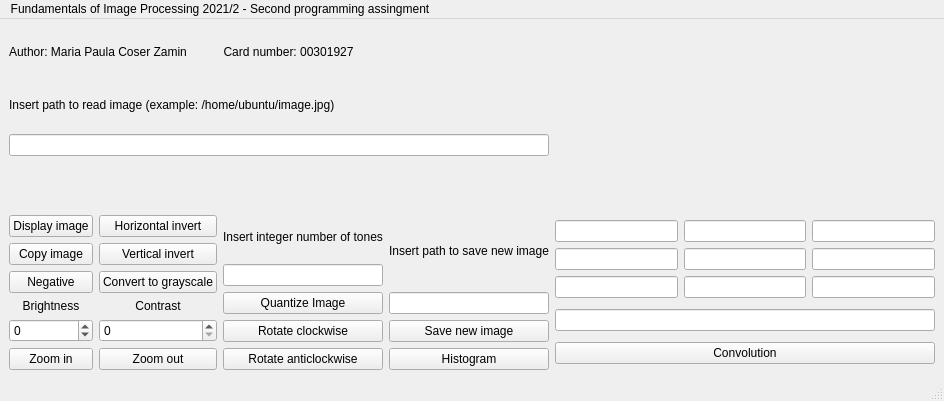
Before: the Qt Designer form mainwindow.ui in mpaulazamin/Trabalho2_FPI_Maria_Paula_Zamin, drawn with Qt 5.
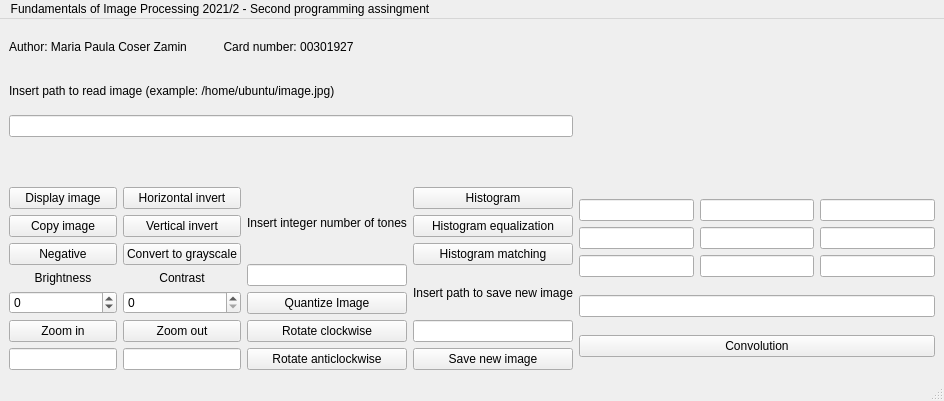
After: the same form once the commit is applied.

Commit message: adding histograms functions

The edit to the form file:
```diff
--- a/mainwindow.ui
+++ b/mainwindow.ui
@@ -111,6 +111,13 @@
           </property>
          </widget>
         </item>
+        <item>
+         <widget class="QLineEdit" name="lineEditZoomIn">
+          <property name="alignment">
+           <set>Qt::AlignCenter</set>
+          </property>
+         </widget>
+        </item>
        </layout>
       </item>
       <item>
@@ -163,6 +170,13 @@
           </property>
          </widget>
         </item>
+        <item>
+         <widget class="QLineEdit" name="lineEditZoomOut">
+          <property name="alignment">
+           <set>Qt::AlignCenter</set>
+          </property>
+         </widget>
+        </item>
        </layout>
       </item>
       <item>
@@ -209,6 +223,27 @@
       </item>
       <item>
        <layout class="QVBoxLayout" name="verticalLayout_2">
+        <item>
+         <widget class="QPushButton" name="pushButtonHistogram">
+          <property name="text">
+           <string>Histogram</string>
+          </property>
+         </widget>
+        </item>
+        <item>
+         <widget class="QPushButton" name="pushButtonHistogramEqualization">
+          <property name="text">
+           <string>Histogram equalization</string>
+          </property>
+         </widget>
+        </item>
+        <item>
+         <widget class="QPushButton" name="pushButtonHistogramMatching">
+          <property name="text">
+           <string>Histogram matching</string>
+          </property>
+         </widget>
+        </item>
         <item>
          <widget class="QLabel" name="label_2">
           <property name="text">
@@ -233,13 +268,6 @@
           </property>
          </widget>
         </item>
-        <item>
-         <widget class="QPushButton" name="pushButtonHistogram">
-          <property name="text">
-           <string>Histogram</string>
-          </property>
-         </widget>
-        </item>
        </layout>
       </item>
      </layout>
```
The commit also changes 3 other files.
